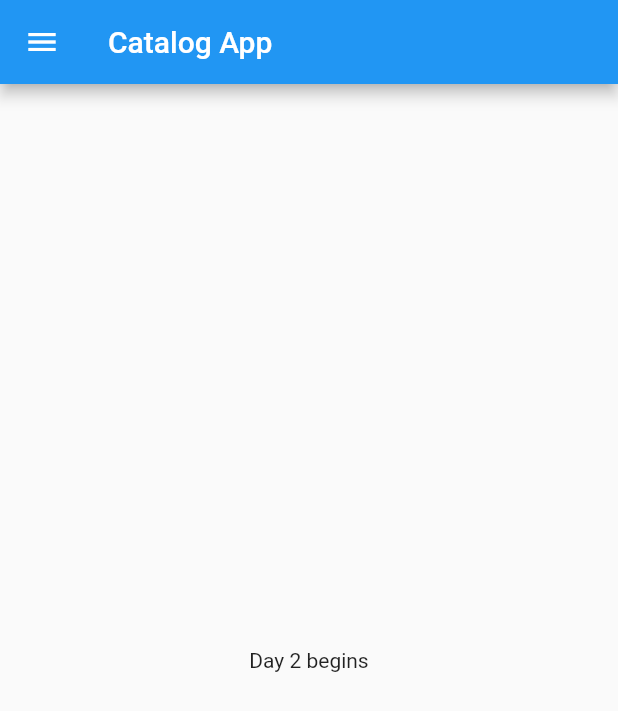
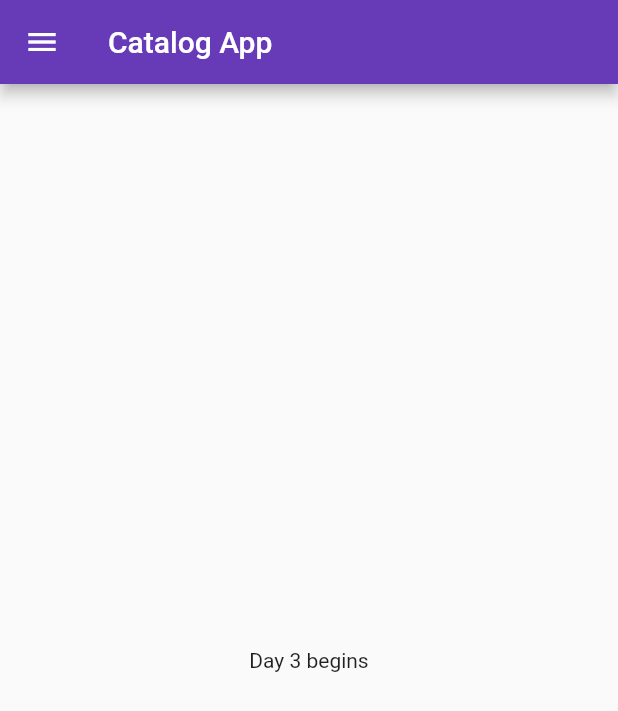
Before and after one commit to Chaitanya-087/30daysofFlutter, a Flutter app: the screen it shows after launch, on a phone screen of 412 x 824 dp. Shown: the top 711 px of the screen. Run offline on Flutter 3.47's test engine with Material 2 defaults, Android fonts, the phone set to English and light mode, and no system bars.

Commit message:
day 3 completed

```diff
--- a/lib/main.dart
+++ b/lib/main.dart
@@ -1,5 +1,6 @@
 import 'package:flutter/material.dart';
-import 'home_page.dart';
+import 'pages/login_page.dart';
+import 'pages/home_page.dart';
 
 void main() {
   runApp(const MyApp());
@@ -11,8 +12,20 @@ class MyApp extends StatelessWidget {
   // This widget is the root of your application.
   @override
   Widget build(BuildContext context) {
-    return const MaterialApp(
-      home: HomePage()
+    return MaterialApp(
+      debugShowCheckedModeBanner: false,
+      themeMode: ThemeMode.light,
+      theme: ThemeData(primarySwatch: Colors.deepPurple),
+      darkTheme: ThemeData(
+        appBarTheme: const AppBarTheme(backgroundColor: Colors.amberAccent),
+        brightness: Brightness.dark,
+      ),
+      initialRoute: '/home',
+      routes: {
+        '/': (context) => const LoginPage(),
+        '/home': (context) => const HomePage(),
+        '/login': (context) => const LoginPage()
+      },
     );
   }
 }
--- a/lib/home_page.dart
+++ b/lib/pages/home_page.dart
@@ -9,9 +9,7 @@ class HomePage extends StatelessWidget {
       appBar: AppBar(
         title: const Text('Catalog App'),
       ),
-      body: const Center(
-        child: Text('Day 2 begins')
-      ),
+      body: const Center(child: Text('Day 3 begins')),
       drawer: const Drawer(),
     );
   }
```
Also changed, not shown: lib/pages/login_page.dart (added, +17 -0 lines).
